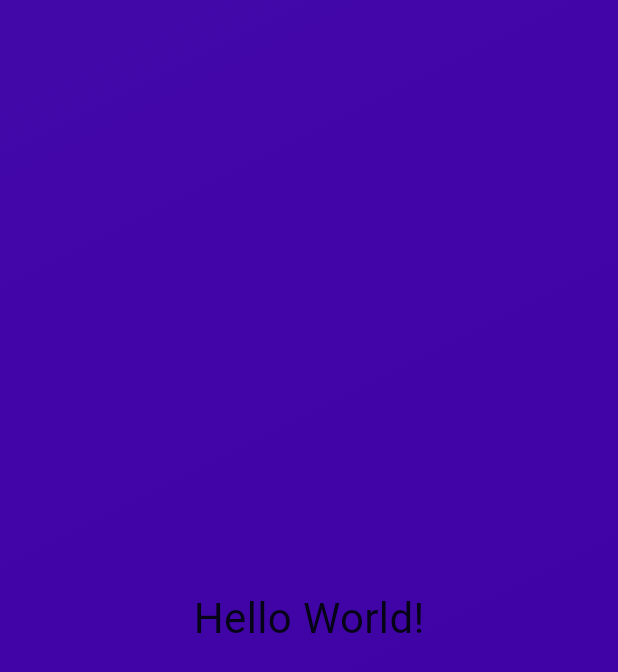
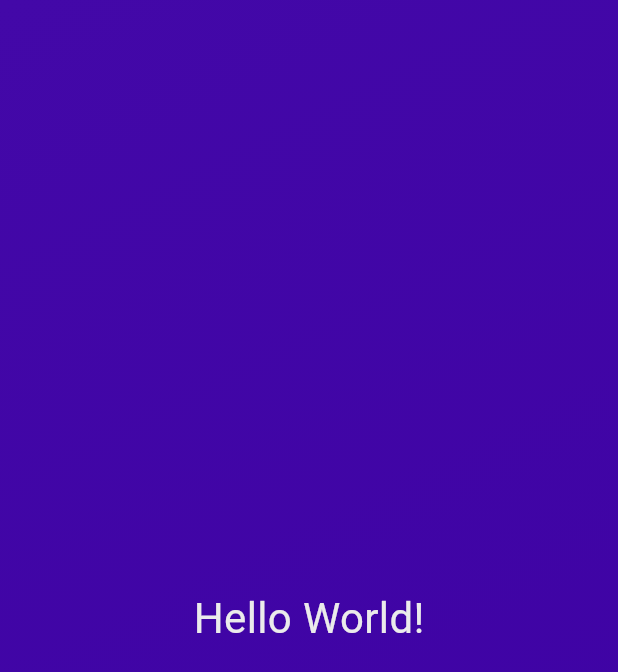
Before and after one commit to kotokotodonabe/flutter-first-app, a Flutter app: the screen it shows after launch, on a phone screen of 412 x 824 dp. Shown: the top 672 px of the screen. Run offline on Flutter 3.47's test engine with Material 3 defaults, Android fonts, the phone set to English and light mode, and no system bars.

Commit message:
fix：テキストスタイルをクラスに切り分け

```diff
--- a/lib/gradient_container.dart
+++ b/lib/gradient_container.dart
@@ -1,4 +1,5 @@
 import 'package:flutter/material.dart';
+import 'package:first_app/styled_text.dart';
 
 class GradientContainer extends StatelessWidget {
   const GradientContainer({super.key});
@@ -17,13 +18,7 @@ class GradientContainer extends StatelessWidget {
         ),
       ),
       child: const Center(
-        child: Text(
-          'Hello World!',
-          style: TextStyle(
-            color: Color.fromARGB(255, 6, 4, 23),
-            fontSize: 28,
-          ),
-        ),
+        child: StyledText(),
       ),
     );
   }
--- /dev/null
+++ b/lib/styled_text.dart
@@ -0,0 +1,16 @@
+import 'package:flutter/material.dart';
+
+class StyledText extends StatelessWidget {
+  const StyledText({super.key});
+
+  @override
+  Widget build(context) {
+    return const Text(
+      'Hello World!',
+      style: TextStyle(
+        color: Color.fromARGB(255, 235, 235, 235),
+        fontSize: 28,
+      ),
+    );
+  }
+}
```
